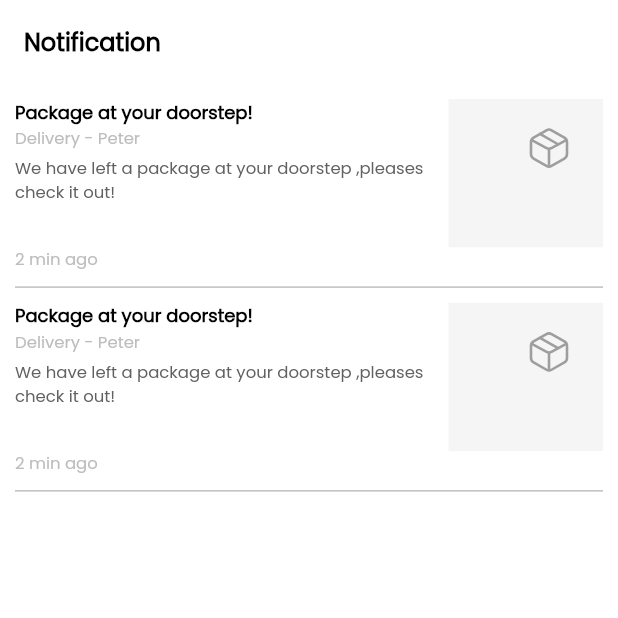
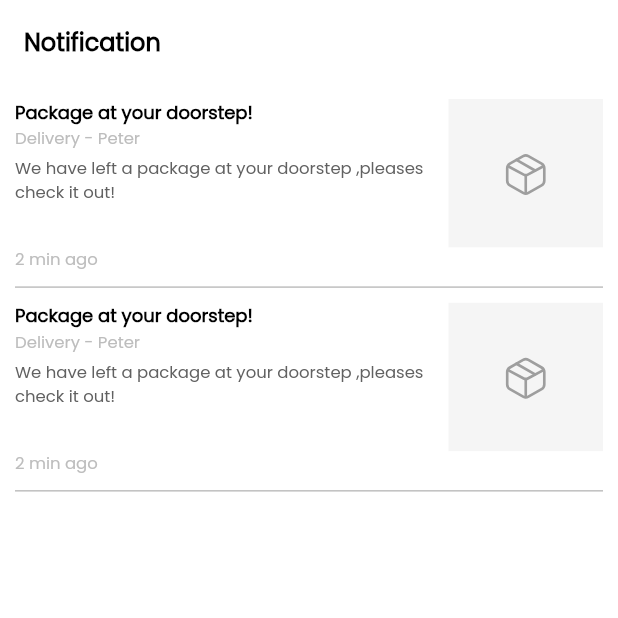
Before and after one commit to Lemenaruu/sora-myanmar, a Flutter app: the NotificationPage screen opened by its route, on a phone screen of 412 x 824 dp, the top half of it. Run offline on Flutter 3.47's test engine with Material 2 defaults, Android fonts, the phone set to English and light mode, and no system bars; our stand-ins replace dotted_line, file_picker, flutter_riverpod, flutter_svg, font_awesome_flutter, go_router and 3 more; missing offline and left inert: draggable_fab; accounts and stored records are empty; network calls fail.

Commit message:
deleted pngs,

```diff
--- a/lib/auth/pages/sign_in_sign_up_page.dart
+++ b/lib/auth/pages/sign_in_sign_up_page.dart
@@ -11,8 +11,7 @@ class SignInSignUpPage extends StatelessWidget {
   @override
   Widget build(BuildContext context) {
     final size = MediaQuery.of(context).size;
-    return SafeArea(
-      child: Scaffold(
+    return Scaffold(
       body: Padding(
         padding: const EdgeInsets.all(8.0),
         child: Column(
@@ -85,12 +84,12 @@ class SignInSignUpPage extends StatelessWidget {
                     ),
                   ),
                 ),
+                SizedBox(height: kBottomNavigationBarHeight,),
               ],
             ),
           ],
         ),
       ),
-      ),
     );
   }
 }
--- a/lib/constants/scaffold_with_bottom_navigationbar.dart
+++ b/lib/constants/scaffold_with_bottom_navigationbar.dart
@@ -95,7 +95,7 @@ final tabs = [
     activeIcon: Padding(
       padding: const EdgeInsets.all(3.0),
       child: SvgPicture.asset(
-        "assets/svgs/user_outlined.svg",
+        "assets/svgs/user_filled.svg",
         color: AppColor.red,
         height: 20,
         // fit: BoxFit.cover,
--- a/lib/constants/string_constants.dart
+++ b/lib/constants/string_constants.dart
@@ -35,6 +35,8 @@ class SvgPic {
   static String delivery = "assets/svgs/delivery.svg";
   static String masterCard = "assets/svgs/mastercard.svg";
   static String phoneLock = "assets/svgs/phone_lock.svg";
+  static String facebook = "assets/svgs/facebook.svg";
+  static String google = "assets/svgs/google.svg";
 
   static String piggyBank = "assets/images/piggy-bank_outlined.png";
 }
--- a/lib/fragment/home/pages/drawer_page.dart
+++ b/lib/fragment/home/pages/drawer_page.dart
@@ -187,7 +187,9 @@ Drawer drawer(BuildContext context, final GlobalKey<ScaffoldState> key) {
                 padding: const EdgeInsets.symmetric(horizontal: 10.0),
                 child: OutlinedButton(
                   style: buttonStyleWithBackgroundColor,
-                  onPressed: () {},
+                  onPressed: () {
+                    context.goNamed(signIn);
+                  },
                   child: const Text(
                     'Sign Out',
                     style: TextStyle(
--- a/lib/fragment/home/pages/home_page.dart
+++ b/lib/fragment/home/pages/home_page.dart
@@ -48,7 +48,8 @@ class _HomePageState extends State<HomePage> {
           IconButton(
             onPressed: () {
               // context.go("/otp");
-              context.pushNamed(requestATourEachday);
+              context.pushNamed(saved);
+
             },
             icon: const Icon(
               CupertinoIcons.bell,
--- a/lib/ui/notification_page.dart
+++ b/lib/ui/notification_page.dart
@@ -78,19 +78,19 @@ class NotificationPage extends StatelessWidget {
                                   width: size.width * 0.25,
                                   height: size.width * 0.25,
                                   color: Colors.grey.shade100,
-                                  child: const ClipRRect(
-                                    child: Text(''),
-                                  ),
+                                  child: Text(''),
                                 ),
                                 Positioned(
-                                  bottom: size.width * 0.25 - 54,
-                                  left: size.width * 0.25 - 54,
+                                  bottom: size.width * 0.4 *0.2,
+                                  left: size.width * 0.4*0.2,
+                                  top: size.width *0.4*0.2,
+                                  right: size.width  *0.4*0.2,
                                   child: SvgPicture.asset(
                                     SvgPic.boxPackage,
                                     color: Colors.grey,
                                     fit: BoxFit.cover,
-                                    height: 36,
-                                    width: 36,
+                                    height: 20,
+                                    width: 20,
                                   ),
                                 ),
                               ],
--- a/lib/ui/order/order_details_page.dart
+++ b/lib/ui/order/order_details_page.dart
@@ -437,7 +437,7 @@ class _OrderDetailsPageState extends ConsumerState<OrderDetailsPage> {
                       child: const Align(
                         alignment: Alignment.centerLeft,
                         child: Text(
-                          'Apple Multi-Touch',
+                          'Apple Multi-Touch Magic Mouse',
                           style: txtMedium,
                         ),
                       ),
```
Also changed, not shown: lib/auth/pages/sign_in_page.dart (+36 -15 lines), lib/auth/pages/sign_up_page.dart (+5 -11 lines), lib/fragment/cart/shopping_cart_page.dart (+8 -6 lines), lib/fragment/home/pages/product_detail_page.dart (+5 -3 lines), lib/providers/route_provider.dart (+7 -1 lines), lib/ui/order/order_completed_page.dart (+4 -9 lines), lib/ui/order/order_failed_page.dart (+4 -5 lines), assets/images/box.png (deleted), assets/images/calendar.png (deleted), assets/images/earphone.png (deleted), assets/images/exclamation.png (deleted), assets/svgs/facebook.svg (added), assets/svgs/google.svg (added), 9 other files. Lines whose indentation alone changed are shown as unchanged.
